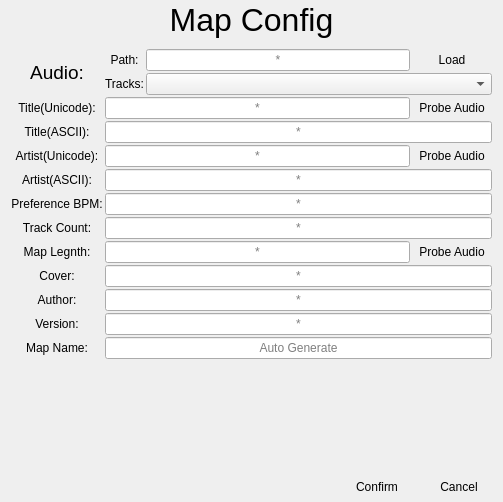
xiangCaO233/MusicMapMaker, file src/ui/config/map/mapconfig.ui: the form before one commit.
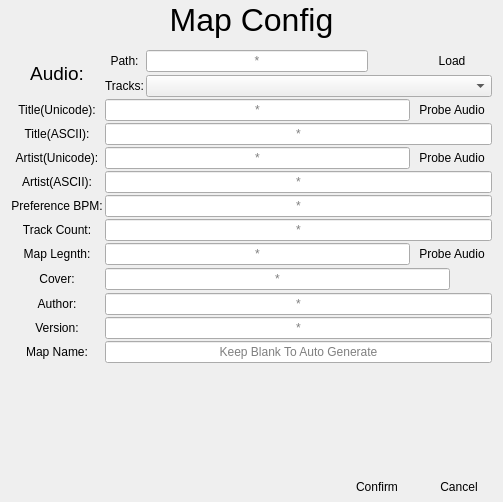
The form after the commit. Icons and pictures are not drawn.

Diff of the .ui file:
```diff
--- a/src/ui/config/map/mapconfig.ui
+++ b/src/ui/config/map/mapconfig.ui
@@ -133,7 +133,7 @@
             </item>
             <item row="0" column="1">
              <widget class="QWidget" name="audio_path_select_and_load_widget" native="true">
-              <layout class="QHBoxLayout" name="horizontalLayout_4" stretch="1,0">
+              <layout class="QHBoxLayout" name="horizontalLayout_4" stretch="1,0,0">
                <property name="spacing">
                 <number>2</number>
                </property>
@@ -159,6 +159,32 @@
                  </property>
                 </widget>
                </item>
+               <item>
+                <widget class="QPushButton" name="audio_file_browser_button">
+                 <property name="minimumSize">
+                  <size>
+                   <width>24</width>
+                   <height>24</height>
+                  </size>
+                 </property>
+                 <property name="text">
+                  <string/>
+                 </property>
+                 <property name="icon">
+                  <iconset resource="../../../../resources/glsrcs.qrc">
+                   <normaloff>:/icons/folder-open.svg</normaloff>:/icons/folder-open.svg</iconset>
+                 </property>
+                 <property name="iconSize">
+                  <size>
+                   <width>16</width>
+                   <height>16</height>
+                  </size>
+                 </property>
+                 <property name="flat">
+                  <bool>true</bool>
+                 </property>
+                </widget>
+               </item>
                <item>
                 <widget class="QPushButton" name="load_audio_immediately_button">
                  <property name="text">
@@ -211,7 +237,7 @@
          <set>Qt::AlignmentFlag::AlignCenter</set>
         </property>
         <property name="placeholderText">
-         <string>Auto Generate</string>
+         <string>Keep Blank To Auto Generate</string>
         </property>
        </widget>
       </item>
@@ -377,16 +403,6 @@
         </layout>
        </widget>
       </item>
-      <item row="9" column="2">
-       <widget class="QLineEdit" name="cover_lineedit">
-        <property name="alignment">
-         <set>Qt::AlignmentFlag::AlignCenter</set>
-        </property>
-        <property name="placeholderText">
-         <string>*</string>
-        </property>
-       </widget>
-      </item>
       <item row="7" column="0">
        <widget class="QLabel" name="trackcount_label">
         <property name="text">
@@ -488,6 +504,63 @@
         </layout>
        </widget>
       </item>
+      <item row="9" column="2">
+       <widget class="QWidget" name="widget_3" native="true">
+        <layout class="QHBoxLayout" name="horizontalLayout_7">
+         <property name="spacing">
+          <number>2</number>
+         </property>
+         <property name="leftMargin">
+          <number>0</number>
+         </property>
+         <property name="topMargin">
+          <number>0</number>
+         </property>
+         <property name="rightMargin">
+          <number>0</number>
+         </property>
+         <property name="bottomMargin">
+          <number>0</number>
+         </property>
+         <item>
+          <widget class="QLineEdit" name="cover_lineedit">
+           <property name="alignment">
+            <set>Qt::AlignmentFlag::AlignCenter</set>
+           </property>
+           <property name="placeholderText">
+            <string>*</string>
+           </property>
+          </widget>
+         </item>
+         <item>
+          <widget class="QPushButton" name="cover_file_browser_button">
+           <property name="minimumSize">
+            <size>
+             <width>24</width>
+             <height>24</height>
+            </size>
+           </property>
+           <property name="text">
+            <string/>
+           </property>
+           <property name="icon">
+            <iconset resource="../../../../resources/glsrcs.qrc">
+             <normaloff>:/icons/folder-open.svg</normaloff>:/icons/folder-open.svg</iconset>
+           </property>
+           <property name="iconSize">
+            <size>
+             <width>16</width>
+             <height>16</height>
+            </size>
+           </property>
+           <property name="flat">
+            <bool>true</bool>
+           </property>
+          </widget>
+         </item>
+        </layout>
+       </widget>
+      </item>
      </layout>
     </widget>
    </item>
```
Left out of the diff: 4 changed lines with no effect on the pictures.
